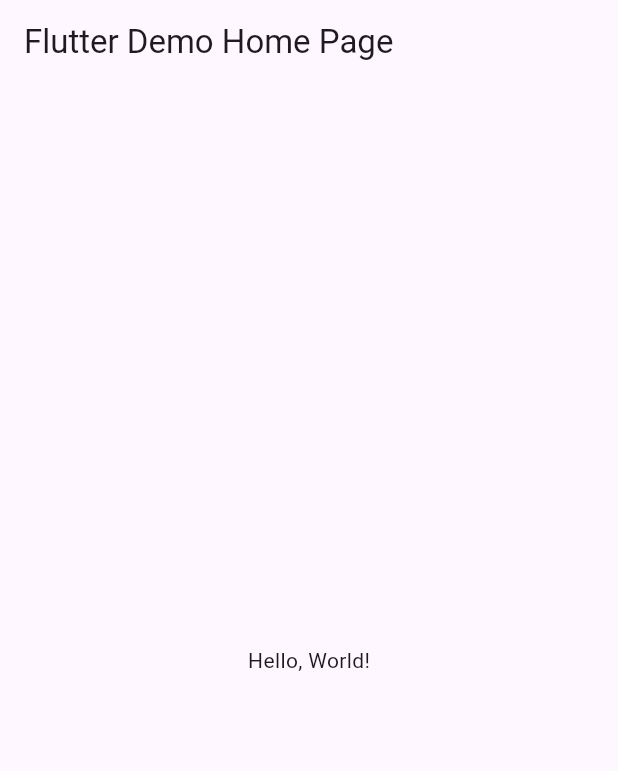
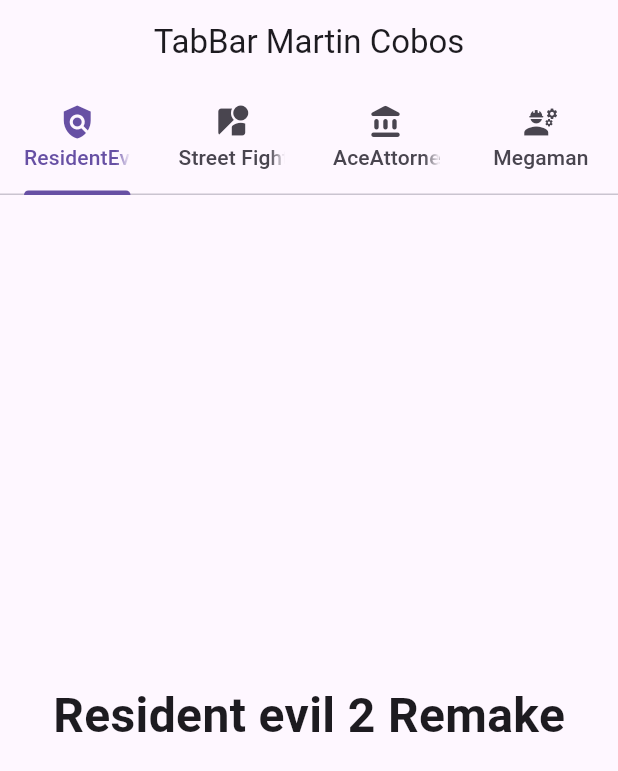
Before and after one commit to CobosTrevinoMartinGabriel/p11_tabbar_6-1, a Flutter app: the screen it shows after launch, on a phone screen of 412 x 824 dp. Shown: the top 771 px of the screen. Run offline on Flutter 3.47's test engine with Material 3 defaults, Android fonts, the phone set to English and light mode, and no system bars.

Commit message:
Update main.dart

```diff
--- a/lib/main.dart
+++ b/lib/main.dart
@@ -1,43 +1,89 @@
 import 'package:flutter/material.dart';
 
-void main() => runApp(MyApp());
+void main() => runApp(const AppMiTabBar());
 
-class MyApp extends StatelessWidget {
-  const MyApp({super.key});
-  // This widget is the root of your application.
+class AppMiTabBar extends StatelessWidget {
+  const AppMiTabBar({Key? key}) : super(key: key);
+
   @override
   Widget build(BuildContext context) {
     return MaterialApp(
-      // Application name
-      title: 'Flutter Hello World',
-      // Application theme data, you can set the colors for the application as
-      // you want
+      debugShowCheckedModeBanner: false,
+      title: "Ejemplo TabBar Martin Cobos",
       theme: ThemeData(
-        // useMaterial3: true,
-        primarySwatch: Colors.blue,
+        primarySwatch: Colors.deepPurple,
       ),
-      // A widget which will be started on application startup
-      home: MyHomePage(title: 'Flutter Demo Home Page'),
+      home: MiPaginaInicial(),
     );
   }
-}
+} //fin de AppMiTabBar
 
-class MyHomePage extends StatelessWidget {
-  final String title;
-  const MyHomePage({super.key, required this.title});
+//stateful
+class MiPaginaInicial extends StatefulWidget {
+  const MiPaginaInicial({Key? key}) : super(key: key);
 
   @override
+  State<MiPaginaInicial> createState() => _MiPaginaInicialState();
+} //MiPaginaInicial
+
+class _MiPaginaInicialState extends State<MiPaginaInicial> {
+  @override
   Widget build(BuildContext context) {
-    return Scaffold(
-      appBar: AppBar(
-        // The title text which will be shown on the action bar
-        title: Text(title),
+    return DefaultTabController(
+      length: 4,
+      child: Scaffold(
+        appBar: AppBar(
+          title: Text("TabBar Martin Cobos"),
+          centerTitle: true,
+          bottom: TabBar(tabs: [
+            Tab(
+              text: "ResidentEvil",
+              icon: Icon(Icons.policy),
+            ),
+            Tab(
+              text: "Street Fighters",
+              icon: Icon(Icons.streetview),
+            ),
+            Tab(
+              text: "AceAttorney",
+              icon: Icon(Icons.account_balance_rounded),
+            ),
+            Tab(
+              text: "Megaman",
+              icon: Icon(Icons.engineering),
+            )
+          ] //fin de tabs
+              ), //fin bottom tabBar
+        ),
+        body: TabBarView(
+          children: const <Widget>[
+            Center(
+              child: Text(
+                "Resident evil 2 Remake",
+                style: TextStyle(fontWeight: FontWeight.bold, fontSize: 32),
+              ),
+            ),
+            Center(
+              child: Text(
+                "Street Fighters 6",
+                style: TextStyle(fontWeight: FontWeight.bold, fontSize: 32),
+              ),
+            ),
+            Center(
+              child: Text(
+                "Ace attorney trilogy",
+                style: TextStyle(fontWeight: FontWeight.bold, fontSize: 32),
+              ),
+            ),
+            Center(
+              child: Text(
+                "Mega Man 11",
+                style: TextStyle(fontWeight: FontWeight.bold, fontSize: 32),
+              ),
+            ),
+          ], //jardin de niños
+        ), //fin de TabBarView
       ),
-      body: Center(
-        child: Text(
-          'Hello, World!',
-        ),
-      ),
-    );
-  }
-}
+    ); //fin de scaffold
+  } //fin widget
+} //_MiPaginaInicialState
```
